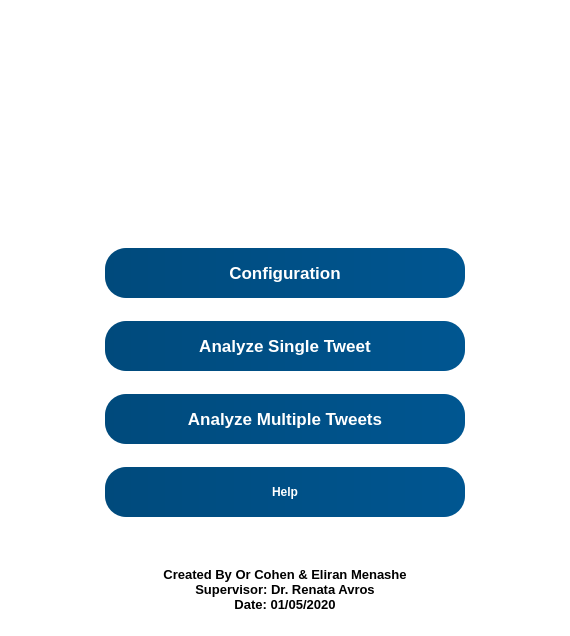
Qt form gui/MainWindow.ui (OrCo27/TwitterBotDetection) before a commit.
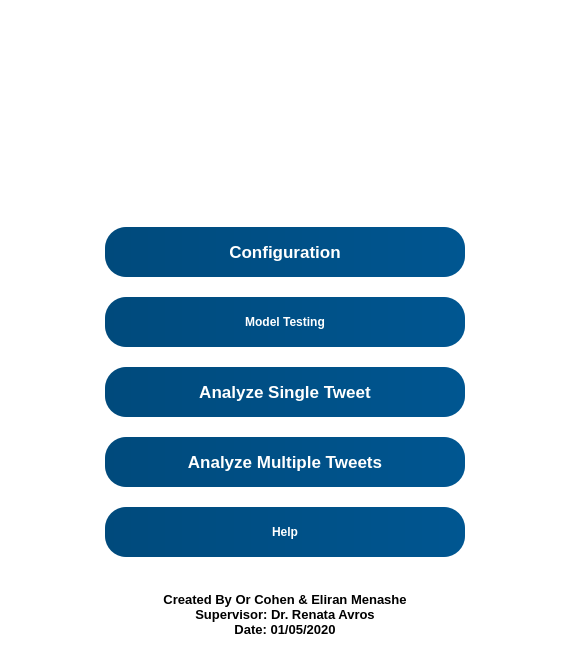
The same form after that commit. Icons and pictures are not drawn.

Commit message: add model test feature

Diff of the .ui file:
```diff
--- a/gui/MainWindow.ui
+++ b/gui/MainWindow.ui
@@ -7,7 +7,7 @@
     <x>0</x>
     <y>0</y>
     <width>570</width>
-    <height>636</height>
+    <height>666</height>
    </rect>
   </property>
   <property name="sizePolicy">
@@ -75,7 +75,7 @@
    <property name="verticalSpacing">
     <number>18</number>
    </property>
-   <item row="6" column="0">
+   <item row="5" column="0">
     <widget class="QLabel" name="lbl_created">
      <property name="sizePolicy">
       <sizepolicy hsizetype="Preferred" vsizetype="Fixed">
@@ -114,6 +114,9 @@
      <property name="leftMargin">
       <number>0</number>
      </property>
+     <property name="topMargin">
+      <number>13</number>
+     </property>
      <property name="rightMargin">
       <number>0</number>
      </property>
@@ -145,43 +148,9 @@
         <number>0</number>
        </property>
        <property name="verticalSpacing">
-        <number>23</number>
+        <number>20</number>
        </property>
-       <item row="0" column="0">
-        <widget class="QPushButton" name="btn_config">
-         <property name="sizePolicy">
-          <sizepolicy hsizetype="MinimumExpanding" vsizetype="Fixed">
-           <horstretch>0</horstretch>
-           <verstretch>0</verstretch>
-          </sizepolicy>
-         </property>
-         <property name="minimumSize">
-          <size>
-           <width>360</width>
-           <height>50</height>
-          </size>
-         </property>
-         <property name="maximumSize">
-          <size>
-           <width>390</width>
-           <height>50</height>
-          </size>
-         </property>
-         <property name="font">
-          <font>
-           <family>Microsoft YaHei UI</family>
-           <pointsize>13</pointsize>
-           <weight>75</weight>
-           <italic>false</italic>
-           <bold>true</bold>
-          </font>
-         </property>
-         <property name="text">
-          <string>Configuration</string>
-         </property>
-        </widget>
-       </item>
-       <item row="2" column="0">
+       <item row="3" column="0">
         <widget class="QPushButton" name="btn_multi">
          <property name="sizePolicy">
           <sizepolicy hsizetype="Expanding" vsizetype="Fixed">
@@ -215,8 +184,8 @@
          </property>
         </widget>
        </item>
-       <item row="1" column="0">
-        <widget class="QPushButton" name="btn_single">
+       <item row="0" column="0">
+        <widget class="QPushButton" name="btn_config">
          <property name="sizePolicy">
           <sizepolicy hsizetype="MinimumExpanding" vsizetype="Fixed">
            <horstretch>0</horstretch>
@@ -245,11 +214,11 @@
           </font>
          </property>
          <property name="text">
-          <string>Analyze Single Tweet</string>
+          <string>Configuration</string>
          </property>
         </widget>
        </item>
-       <item row="3" column="0">
+       <item row="4" column="0">
         <widget class="QPushButton" name="btn_help">
          <property name="sizePolicy">
           <sizepolicy hsizetype="Expanding" vsizetype="Fixed">
@@ -280,6 +249,65 @@
          </property>
         </widget>
        </item>
+       <item row="2" column="0">
+        <widget class="QPushButton" name="btn_single">
+         <property name="sizePolicy">
+          <sizepolicy hsizetype="MinimumExpanding" vsizetype="Fixed">
+           <horstretch>0</horstretch>
+           <verstretch>0</verstretch>
+          </sizepolicy>
+         </property>
+         <property name="minimumSize">
+          <size>
+           <width>360</width>
+           <height>50</height>
+          </size>
+         </property>
+         <property name="maximumSize">
+          <size>
+           <width>390</width>
+           <height>50</height>
+          </size>
+         </property>
+         <property name="font">
+          <font>
+           <family>Microsoft YaHei UI</family>
+           <pointsize>13</pointsize>
+           <weight>75</weight>
+           <italic>false</italic>
+           <bold>true</bold>
+          </font>
+         </property>
+         <property name="text">
+          <string>Analyze Single Tweet</string>
+         </property>
+        </widget>
+       </item>
+       <item row="1" column="0">
+        <widget class="QPushButton" name="btn_test">
+         <property name="sizePolicy">
+          <sizepolicy hsizetype="MinimumExpanding" vsizetype="Fixed">
+           <horstretch>0</horstretch>
+           <verstretch>0</verstretch>
+          </sizepolicy>
+         </property>
+         <property name="minimumSize">
+          <size>
+           <width>360</width>
+           <height>50</height>
+          </size>
+         </property>
+         <property name="maximumSize">
+          <size>
+           <width>390</width>
+           <height>16777215</height>
+          </size>
+         </property>
+         <property name="text">
+          <string>Model Testing</string>
+         </property>
+        </widget>
+       </item>
       </layout>
      </item>
      <item>
@@ -301,6 +329,25 @@
     </layout>
    </item>
    <item row="0" column="0">
+    <widget class="QFrame" name="">
+     <property name="sizePolicy">
+      <sizepolicy hsizetype="Preferred" vsizetype="Preferred">
+       <horstretch>0</horstretch>
+       <verstretch>0</verstretch>
+      </sizepolicy>
+     </property>
+     <property name="minimumSize">
+      <size>
+       <width>0</width>
+       <height>188</height>
+      </size>
+     </property>
+     <property name="maximumSize">
+      <size>
+       <width>16777215</width>
+       <height>188</height>
+      </size>
+     </property>
     <layout class="QVBoxLayout" name="verticalLayout">
      <property name="spacing">
       <number>0</number>
@@ -308,7 +355,7 @@
      <item alignment="Qt::AlignHCenter|Qt::AlignTop">
       <widget class="QLabel" name="label">
        <property name="sizePolicy">
-        <sizepolicy hsizetype="Expanding" vsizetype="Expanding">
+         <sizepolicy hsizetype="Fixed" vsizetype="Fixed">
          <horstretch>0</horstretch>
          <verstretch>0</verstretch>
         </sizepolicy>
@@ -316,13 +363,13 @@
        <property name="minimumSize">
         <size>
          <width>500</width>
-         <height>230</height>
+          <height>188</height>
         </size>
        </property>
        <property name="maximumSize">
         <size>
          <width>16777215</width>
-         <height>230</height>
+          <height>188</height>
         </size>
        </property>
        <property name="styleSheet">
@@ -337,19 +384,7 @@
       </widget>
      </item>
     </layout>
-   </item>
-   <item row="5" column="0">
-    <spacer name="verticalSpacer">
-     <property name="orientation">
-      <enum>Qt::Vertical</enum>
-     </property>
-     <property name="sizeHint" stdset="0">
-      <size>
-       <width>20</width>
-       <height>40</height>
-      </size>
-     </property>
-    </spacer>
+    </widget>
    </item>
   </layout>
  </widget>
```
Lines whose indentation alone changed are shown as unchanged. The commit also changes 7 other files.
